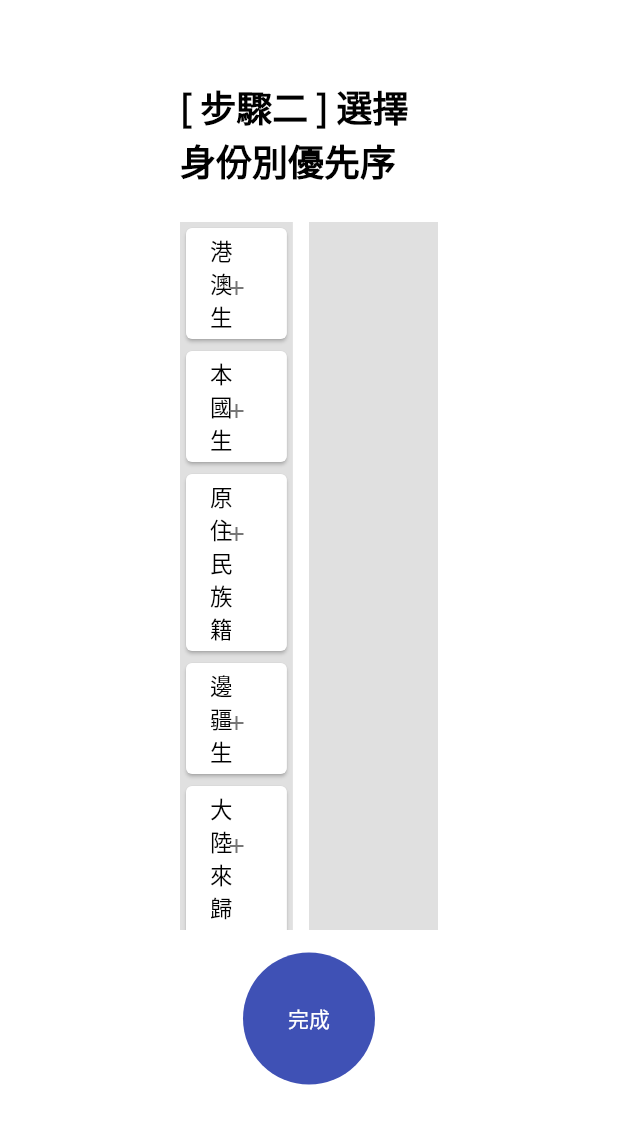
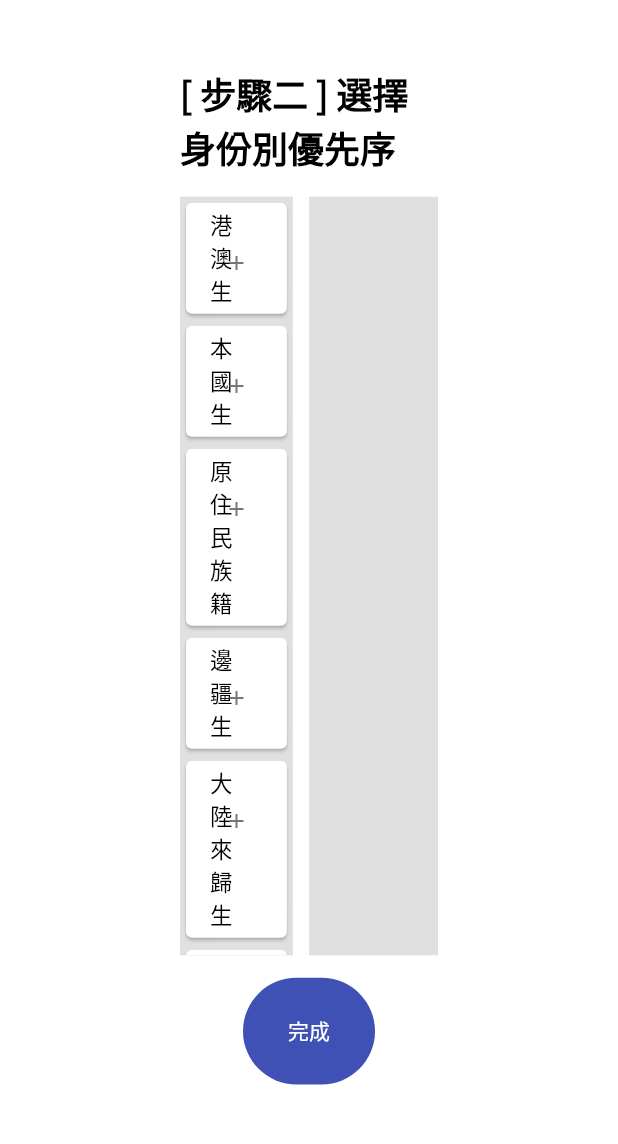
Before and after one commit to shaoyuchu/dorm-alloc-sys, a Flutter app: the Priority screen opened by its route, on a phone screen of 412 x 824 dp, the part 84-1228 px from its top. Run offline on Flutter 3.47's test engine with Material 2 defaults, Android fonts, the phone set to English and light mode, and no system bars; our stand-ins replace file_picker, shared_preferences; accounts and stored records are empty; statements that could not run were skipped; project files that could hold a hidden picture were left out.

Commit message:
fix flex

```diff
--- a/testbed/lib/pages/priority.dart
+++ b/testbed/lib/pages/priority.dart
@@ -87,7 +87,7 @@ class _PriorityState extends State<Priority> {
 
             // identity selector
             Expanded(
-              flex: 8,
+              flex: 10,
               child: Container(
                 child: Row(
                   mainAxisAlignment: MainAxisAlignment.spaceBetween,
@@ -206,7 +206,7 @@ class _PriorityState extends State<Priority> {
                                                         }
                                                         // multiple identities in this priority
                                                         else if(identitySelected[indexLevel1].length > 1) {
-                                                          String toMove = identitySelected[indexLevel1].removeAt(indexLevel2);
+                                                          final toMove = identitySelected[indexLevel1].removeAt(indexLevel2);
                                                           identitySelected.insert(indexLevel1, [toMove]);
                                                         }
                                                       });
@@ -229,7 +229,7 @@ class _PriorityState extends State<Priority> {
                                                         }
                                                         // multiple identities in this priority
                                                         else if(identitySelected[indexLevel1].length > 1) {
-                                                          String toMove = identitySelected[indexLevel1].removeAt(indexLevel2);
+                                                          final toMove = identitySelected[indexLevel1].removeAt(indexLevel2);
                                                           identitySelected.insert(indexLevel1+1, [toMove]);
                                                         }
                                                       });
@@ -280,8 +280,12 @@ class _PriorityState extends State<Priority> {
               child: Container(
                 padding: EdgeInsets.symmetric(vertical: 15.0),
                 child: ButtonTheme(
-                    height: 5.0,
-                    child: FlatButton(
+                  height: 5.0,
+                  child: FlatButton(
+                    color: Colors.indigo,
+                    shape: RoundedRectangleBorder(
+                      borderRadius: BorderRadius.circular(50.0),
+                    ),
                     onPressed: () {
                       // Navigator.pushReplacementNamed(context, '/result');
                       Navigator.pushNamed(context, '/result');
@@ -296,10 +300,6 @@ class _PriorityState extends State<Priority> {
                         fontSize: 14.0,
                       ),
                     ),
-                    color: Colors.indigo,
-                    shape: RoundedRectangleBorder(
-                      borderRadius: BorderRadius.circular(50.0),
-                    ),
                   ),
                 ),
               ),
```
Also changed, not shown: testbed/lib/pages/home.dart (+4 -4 lines).
